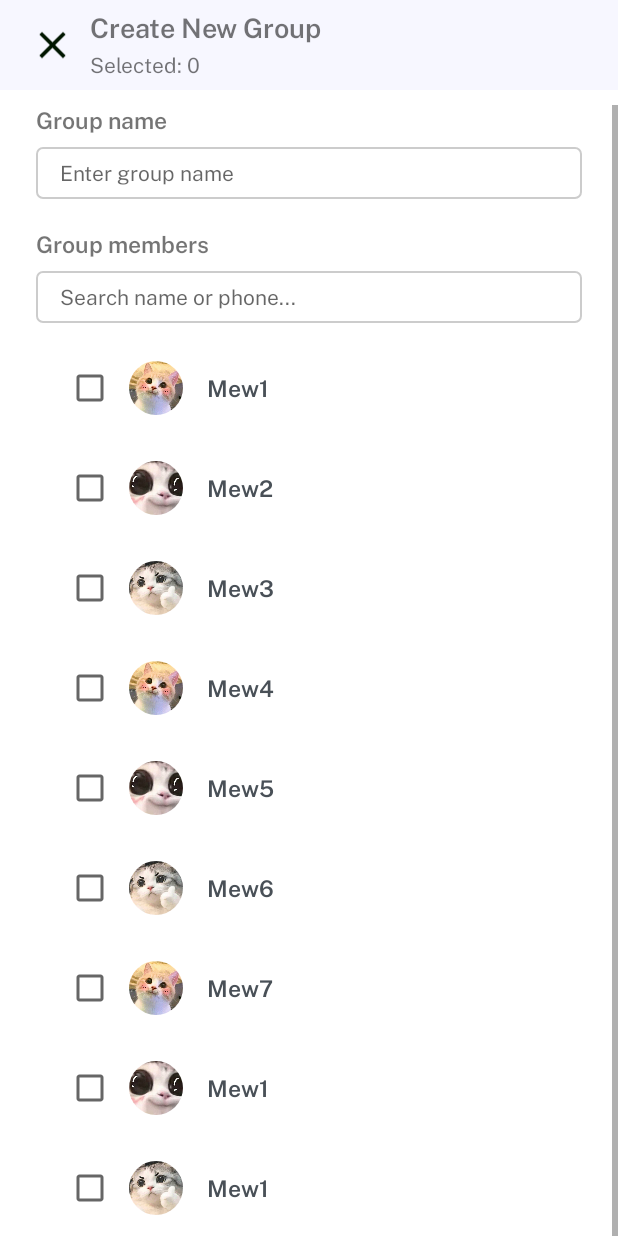
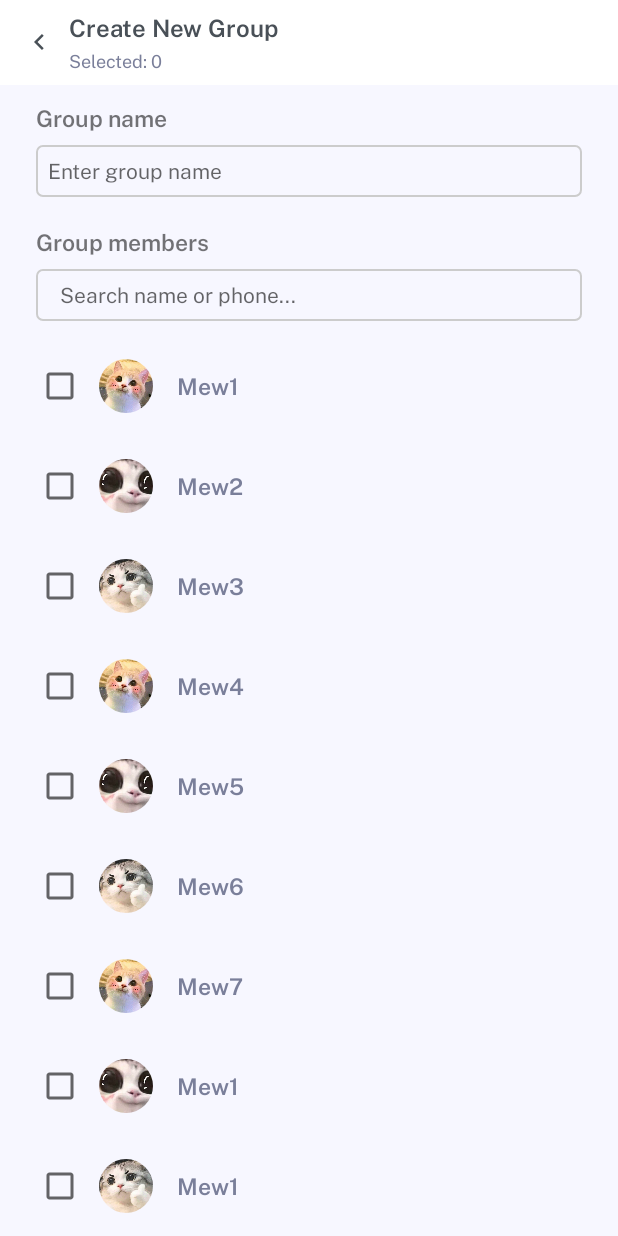
Before and after one commit to manhtuong210902/ChatApp_Android17, an Android app: the AddGroupActivity screen opened directly, with no data from a screen before it, on a phone screen of 412 x 824 dp. Run offline under Robolectric (Android 15) with nearby library versions, the phone set to English and light mode, and no system bars; our stand-ins replace CircleImageView, Picasso.

Commit message:
Fix UI add groups https://mtuong669.atlassian.net/browse/A2G-14

```diff
--- a/app/src/main/java/com/example/chatapp/AddGroupActivity.java
+++ b/app/src/main/java/com/example/chatapp/AddGroupActivity.java
@@ -31,7 +31,6 @@ public class AddGroupActivity extends Activity {
     LinearLayout layout_selectedMember, linearLayout;
     ImageView btn_close;
     TextView textView_Title, textView_numSelected;
-    ScrollView scrollView_groupInfo;
     @Override
     protected void onCreate(Bundle savedInstanceState) {
         super.onCreate(savedInstanceState);
@@ -44,7 +43,6 @@ public class AddGroupActivity extends Activity {
         linearLayout = findViewById(R.id.linearLayout);
         textView_numSelected = findViewById(R.id.textView_numSelected);
         textView_Title = findViewById(R.id.textView_Title);
-        scrollView_groupInfo = findViewById(R.id.scrollView_groupInfo);
         Data();
         selectedList = new ArrayList<>();
 
@@ -59,20 +57,6 @@ public class AddGroupActivity extends Activity {
             @Override
             public void onClick(View view) {
                 onBackPressed();
-            }
-        });
-
-        scrollView_groupInfo.setOnScrollChangeListener(new View.OnScrollChangeListener() {
-            @Override
-            public void onScrollChange(View view, int i, int i1, int i2, int i3) {
-                if(i1>50)
-                {
-                    if(editText_groupName.getText().toString().isEmpty()){
-                        textView_Title.setText("Unnamed group");
-                    }
-                    else textView_Title.setText(editText_groupName.getText().toString());
-                }
-                else textView_Title.setText("New group");
             }
         });
     }
@@ -102,7 +86,6 @@ public class AddGroupActivity extends Activity {
         @Override
         public void onMemberClicked(int pos) {
             selectedList.add(listFriend.get(pos));
-            listFriend.remove(pos);
             if (selectedList.size() != 0 ){
                 layout_selectedMember.setVisibility(View.VISIBLE);
             }
@@ -122,7 +105,6 @@ public class AddGroupActivity extends Activity {
     private final RemoveSelectedListener removeSelectedListener = new RemoveSelectedListener() {
         @Override
         public void onSelectedClicked(int pos) {
-            listFriend.add(selectedList.get(pos));
             selectedList.remove(pos);
             if (selectedList.size() == 0 ){
                 layout_selectedMember.setVisibility(View.INVISIBLE);
--- a/app/src/main/java/com/example/chatapp/AddGroupAdapter.java
+++ b/app/src/main/java/com/example/chatapp/AddGroupAdapter.java
@@ -42,8 +42,10 @@ public class AddGroupAdapter extends RecyclerView.Adapter<AddGroupViewHolder> {
         Picasso.get().load(list.get(position).getImage()).into(holder.image_avatar);
         holder.checkBox_Select.setOnCheckedChangeListener(new CompoundButton.OnCheckedChangeListener() {
             @Override
-            public void onCheckedChanged(CompoundButton compoundButton, boolean b) {
-                listener.onMemberClicked(holder.getAdapterPosition());
+            public void onCheckedChanged(CompoundButton compoundButton, boolean isChecked) {
+                if(compoundButton.isChecked()){
+
+                }
             }
         });
     }
--- a/app/src/main/res/drawable/btn_cycle.xml
+++ b/app/src/main/res/drawable/btn_cycle.xml
@@ -2,7 +2,7 @@
 <selector xmlns:android="http://schemas.android.com/apk/res/android">
     <item>
         <shape android:shape = "oval">
-            <solid android:color = "#308DFC"/>
+            <solid android:color = "@color/primary_color"/>
         </shape>
     </item>
 </selector>
--- /dev/null
+++ b/app/src/main/res/drawable/ic_arrow_left_s_line.xml
@@ -0,0 +1,9 @@
+<vector xmlns:android="http://schemas.android.com/apk/res/android"
+    android:width="20dp"
+    android:height="20dp"
+    android:viewportWidth="24"
+    android:viewportHeight="24">
+  <path
+      android:fillColor="@color/primary_text"
+      android:pathData="M10.828,12l4.95,4.95 -1.414,1.414L8,12l6.364,-6.364 1.414,1.414z"/>
+</vector>
--- /dev/null
+++ b/app/src/main/res/drawable/ic_arrow_right_s_line.xml
@@ -0,0 +1,9 @@
+<vector xmlns:android="http://schemas.android.com/apk/res/android"
+    android:width="20dp"
+    android:height="20dp"
+    android:viewportWidth="24"
+    android:viewportHeight="24">
+  <path
+      android:fillColor="#FFf"
+      android:pathData="M13.172,12l-4.95,-4.95 1.414,-1.414L16,12l-6.364,6.364 -1.414,-1.414z"/>
+</vector>
--- a/app/src/main/res/drawable/ic_baseline_next_group.xml
+++ /dev/null
@@ -1,5 +0,0 @@
-<vector android:height="24dp" android:tint="#FFFFFF"
-    android:viewportHeight="24" android:viewportWidth="24"
-    android:width="24dp" xmlns:android="http://schemas.android.com/apk/res/android">
-    <path android:fillColor="@android:color/white" android:pathData="M16.01,11H4v2h12.01v3L20,12l-3.99,-4z"/>
-</vector>
--- a/app/src/main/res/drawable/ic_btn_close.xml
+++ /dev/null
@@ -1,5 +0,0 @@
-<vector android:height="30dp" android:tint="#001600"
-    android:viewportHeight="24" android:viewportWidth="24"
-    android:width="30dp" xmlns:android="http://schemas.android.com/apk/res/android">
-    <path android:fillColor="@android:color/white" android:pathData="M19,6.41L17.59,5 12,10.59 6.41,5 5,6.41 10.59,12 5,17.59 6.41,19 12,13.41 17.59,19 19,17.59 13.41,12z"/>
-</vector>
--- a/app/src/main/res/drawable/ic_close.xml
+++ b/app/src/main/res/drawable/ic_close.xml
@@ -1,5 +1,5 @@
-<vector android:height="18dp" android:tint="@color/secondary_text"
+<vector android:height="18dp" android:tint="@color/white"
     android:viewportHeight="24" android:viewportWidth="24"
     android:width="18dp" xmlns:android="http://schemas.android.com/apk/res/android">
-    <path android:fillColor="@color/secondary_text" android:pathData="M19,6.41L17.59,5 12,10.59 6.41,5 5,6.41 10.59,12 5,17.59 6.41,19 12,13.41 17.59,19 19,17.59 13.41,12z"/>
+    <path android:fillColor="@color/white" android:pathData="M19,6.41L17.59,5 12,10.59 6.41,5 5,6.41 10.59,12 5,17.59 6.41,19 12,13.41 17.59,19 19,17.59 13.41,12z"/>
 </vector>
--- a/app/src/main/res/layout/activity_add_group.xml
+++ b/app/src/main/res/layout/activity_add_group.xml
@@ -1,82 +1,76 @@
 <?xml version="1.0" encoding="utf-8"?>
-<androidx.constraintlayout.widget.ConstraintLayout xmlns:android="http://schemas.android.com/apk/res/android"
+<RelativeLayout xmlns:android="http://schemas.android.com/apk/res/android"
     xmlns:app="http://schemas.android.com/apk/res-auto"
     xmlns:tools="http://schemas.android.com/tools"
     android:layout_width="match_parent"
+    android:background="@color/primary_background"
     android:layout_height="match_parent"
-    tools:context=".AddGroupActivity"
-    android:orientation="vertical"
-    >
+    tools:context=".AddGroupActivity">
 
     <LinearLayout
         android:id="@+id/toolbar"
         android:layout_width="match_parent"
-        android:layout_height="60dp"
-        android:background="@color/primary_background"
-        app:layout_constraintBottom_toTopOf="@+id/scrollView_groupInfo"
-        app:layout_constraintEnd_toEndOf="parent"
-        app:layout_constraintStart_toStartOf="parent"
-        app:layout_constraintTop_toTopOf="parent"
-        android:paddingStart="20dp"
-        >
+        android:layout_height="wrap_content"
+        android:background="@color/white"
+        android:layout_alignParentTop="true"
+        android:gravity="center_vertical"
+        android:paddingHorizontal="16dp"
+        android:paddingVertical="8dp">
+
         <ImageView
             android:id="@+id/btn_close"
+            android:layout_width="wrap_content"
+            android:layout_height="wrap_content"
             android:gravity="center"
-            android:layout_width="wrap_content"
-            android:layout_height="match_parent"
-            android:src="@drawable/ic_btn_close"/>
+            android:src="@drawable/ic_arrow_left_s_line" />
+
         <LinearLayout
             android:layout_width="match_parent"
-            android:layout_height="match_parent"
-            android:orientation="vertical"
+            android:layout_height="wrap_content"
             android:layout_marginLeft="10dp"
             android:gravity="center_vertical"
-            >
+            android:orientation="vertical">
+
             <TextView
                 android:id="@+id/textView_Title"
                 android:layout_width="wrap_content"
                 android:layout_height="wrap_content"
+                android:layout_marginBottom="4dp"
+                android:fontFamily="@font/public_sans_semi_bold"
                 android:text="Create New Group"
-                android:fontFamily="@font/public_sans_semi_bold"
-                android:textSize="18sp"
-                android:layout_marginBottom="4dp"
-                />
+                android:textColor="@color/primary_text"
+                android:textSize="16sp" />
+
             <TextView
                 android:id="@+id/textView_numSelected"
                 android:layout_width="wrap_content"
                 android:layout_height="wrap_content"
+                android:fontFamily="@font/public_sans_regular"
                 android:text="Selected: 0"
-                android:fontFamily="@font/public_sans_regular"
-                android:textSize="14sp"
-                />
+                android:textColor="@color/secondary_text"
+                android:textSize="12sp" />
         </LinearLayout>
 
     </LinearLayout>
 
-    <ScrollView
-        android:layout_width="match_parent"
-        android:layout_height="wrap_content"
-        android:id="@+id/scrollView_groupInfo"
-        android:layout_marginTop="10dp"
-        app:layout_constraintEnd_toEndOf="parent"
-        app:layout_constraintStart_toStartOf="parent"
-        app:layout_constraintTop_toBottomOf="@+id/toolbar"
-        >
+
     <LinearLayout
         android:id="@+id/linearLayout"
         android:layout_width="match_parent"
         android:layout_height="wrap_content"
+        android:background="@color/primary_background"
         android:orientation="vertical"
-            android:paddingLeft="24dp"
-            android:paddingRight="24dp">
+        android:layout_below="@+id/toolbar"
+        android:paddingHorizontal="24dp"
+        android:paddingVertical="12dp">
 
         <TextView
             android:layout_width="match_parent"
             android:layout_height="wrap_content"
             android:layout_marginBottom="8dp"
+            android:fontFamily="@font/public_sans_semi_bold"
             android:text="Group name"
-                android:textSize="15sp"
-                android:fontFamily="@font/public_sans_semi_bold" />
+            android:textSize="15sp" />
 
         <EditText
             android:id="@+id/editText_groupName"
@@ -84,21 +78,20 @@
             android:layout_height="wrap_content"
             android:layout_marginBottom="10dp"
             android:background="@drawable/input_boder"
+            android:fontFamily="@font/public_sans_regular"
             android:hint="Enter group name"
+            android:paddingHorizontal="8dp"
             android:paddingVertical="8dp"
-                android:paddingHorizontal="16dp"
-                android:textSize="14sp"
-                android:fontFamily="@font/public_sans_regular"
-                />
+            android:textSize="14sp" />
 
         <TextView
             android:layout_width="match_parent"
             android:layout_height="wrap_content"
             android:layout_marginTop="10dp"
             android:layout_marginBottom="8dp"
+            android:fontFamily="@font/public_sans_semi_bold"
             android:text="Group members"
-                android:textSize="15sp"
-                android:fontFamily="@font/public_sans_semi_bold"/>
+            android:textSize="15sp" />
 
         <EditText
             android:id="@+id/searchView_SearchGroupMember"
@@ -106,12 +99,11 @@
             android:layout_height="wrap_content"
             android:layout_marginBottom="10dp"
             android:background="@drawable/input_boder"
+            android:fontFamily="@font/public_sans_regular"
             android:hint="Search name or phone..."
+            android:paddingHorizontal="16dp"
             android:paddingVertical="8dp"
-                android:paddingHorizontal="16dp"
-                android:textSize="14sp"
-                android:fontFamily="@font/public_sans_regular"
-                />
+            android:textSize="14sp" />
 
         <androidx.recyclerview.widget.RecyclerView
             android:id="@+id/recyclerView_listFriend"
@@ -120,44 +112,40 @@
 
     </LinearLayout>
 
-    </ScrollView>
 
     <LinearLayout
+        android:id="@+id/layout_selectedMember"
         android:layout_width="match_parent"
-        android:layout_height="52dp"
-        android:padding="5dp"
+        android:layout_alignParentBottom="true"
+        android:layout_height="wrap_content"
+        android:background="@color/white"
+        android:gravity="center"
         android:orientation="horizontal"
-        app:layout_constraintBottom_toBottomOf="parent"
-        app:layout_constraintEnd_toEndOf="parent"
-        app:layout_constraintStart_toStartOf="parent"
-        android:background="@color/primary_background"
-        android:gravity="center"
-        android:id="@+id/layout_selectedMember"
-        >
+        android:paddingHorizontal="4dp"
+        android:paddingVertical="8dp">
 
         <androidx.recyclerview.widget.RecyclerView
+            android:id="@+id/recyclerView_listSelected"
+            android:layout_width="match_parent"
+            android:layout_height="wrap_content"
             android:layout_gravity="center"
-            android:layout_width="match_parent"
-            android:layout_height="match_parent"
+            android:layout_marginLeft="10dp"
+            android:layout_marginRight="20dp"
             android:layout_weight="1"
-            android:layout_marginRight="20dp"
             android:orientation="horizontal"
-            android:layout_marginLeft="10dp"
-            android:id="@+id/recyclerView_listSelected"
-            app:layoutManager="androidx.recyclerview.widget.LinearLayoutManager"
-            />
+            app:layoutManager="androidx.recyclerview.widget.LinearLayoutManager" />
+
         <ImageView
             android:id="@+id/imageView_btnGroup"
             android:layout_width="34dp"
             android:layout_height="34dp"
-            android:src="@drawable/ic_baseline_next_group"
+            android:layout_gravity="center_vertical"
             android:layout_marginLeft="2dp"
-            android:layout_gravity="center_vertical"
+            android:layout_marginRight="10dp"
             android:background="@drawable/btn_cycle"
-            android:layout_marginRight="10dp"
-            />
+            android:src="@drawable/ic_arrow_right_s_line" />
 
     </LinearLayout>
 
 
-</androidx.constraintlayout.widget.ConstraintLayout>
+</RelativeLayout>
--- a/app/src/main/res/layout/add_group_member_item.xml
+++ b/app/src/main/res/layout/add_group_member_item.xml
@@ -3,7 +3,6 @@
     android:layout_width="match_parent"
     android:layout_height="wrap_content"
     android:orientation="horizontal"
-    android:paddingHorizontal="20dp"
     android:paddingVertical="15dp"
     android:gravity="center_vertical"
     >
@@ -27,7 +26,7 @@
         android:layout_height="wrap_content"
         android:textSize="15sp"
         android:fontFamily="@font/public_sans_semi_bold"
-        android:textColor="@color/primary_text"
+        android:textColor="@color/secondary_text"
         android:text="Your Name"
         />
 </LinearLayout>
```
Lines whose indentation alone changed are shown as unchanged.
